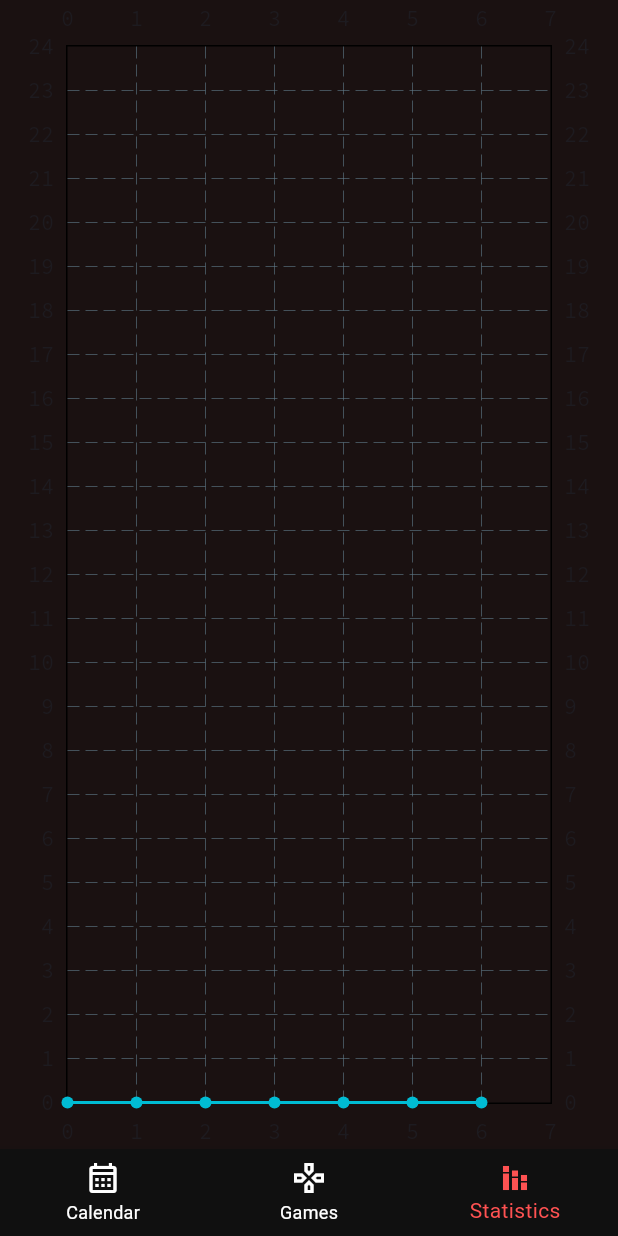
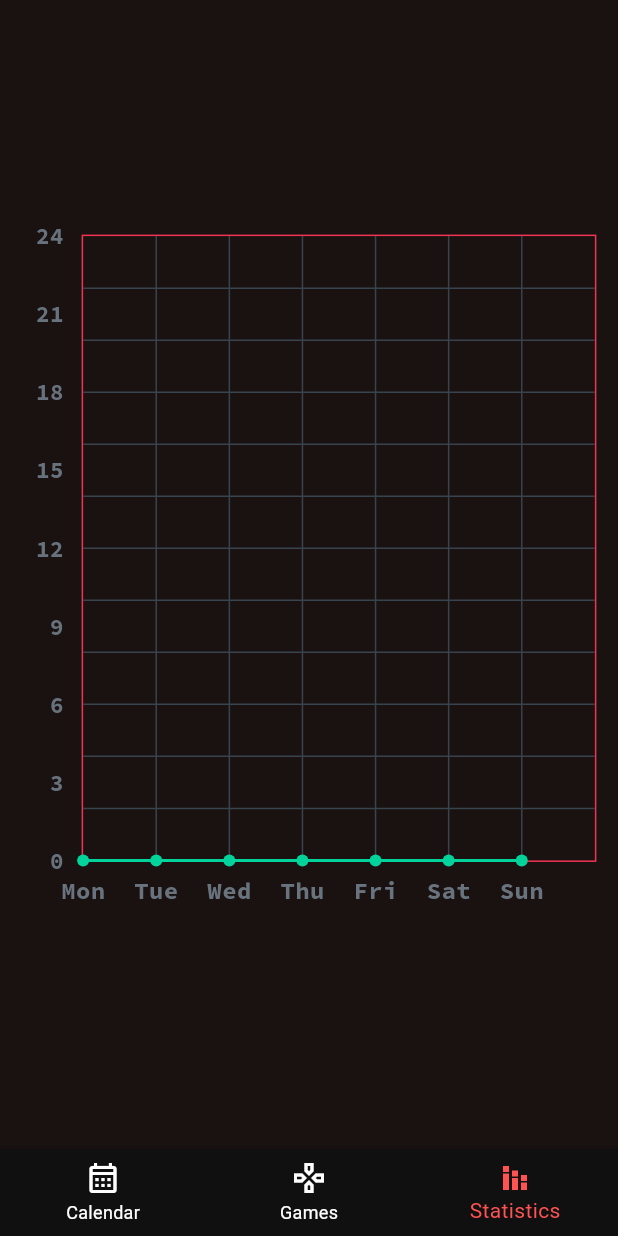
Before and after one commit to nikhil-RGB/gaming-tracker, a Flutter app: the screen it shows after launch, item 3 of the bottom bar chosen, on a phone screen of 412 x 824 dp. Run offline on Flutter 3.47's test engine with Material 3 defaults, Android fonts, the phone set to English and light mode, and no system bars; drawn by our look-alikes of fl_chart; our stand-ins replace calendar_date_picker2, fluttertoast, gap, google_fonts, image_picker, logger and 1 more.

Commit message:
✨ Improve graph functionality

```diff
--- a/lib/pages/StatisticsPage.dart
+++ b/lib/pages/StatisticsPage.dart
@@ -22,7 +22,10 @@ class _StatisticsPageState extends State<StatisticsPage> {
     }).toList();
     return Scaffold(
       body: Center(
-        child: LineChartWidget(game_name: "All Games", hours: hours),
+        child: SizedBox(
+            height: MediaQuery.of(context).size.height * 0.55,
+            width: MediaQuery.of(context).size.width * 0.93,
+            child: LineChartWidget(game_name: "All Games", hours: hours)),
       ),
     );
   }
--- a/lib/widgets/LineChartWidget.dart
+++ b/lib/widgets/LineChartWidget.dart
@@ -2,6 +2,12 @@
 
 import 'package:fl_chart/fl_chart.dart';
 import 'package:flutter/material.dart';
+import 'package:gaming_tracker/widgets/LineTitlesData.dart';
+
+final List<Color> gradientColors = [
+  const Color(0xff23b6e6),
+  const Color(0xff02d39a),
+];
 
 class LineChartWidget extends StatefulWidget {
   static final double MAX_X = 7;
@@ -23,15 +29,43 @@ class _LineChartWidgetState extends State<LineChartWidget> {
   Widget build(BuildContext context) {
     return LineChart(
       LineChartData(
+          titlesData: LineTitles.getTitleData(),
           minY: 0,
           minX: 0,
           maxX: LineChartWidget.MAX_X,
           maxY: LineChartWidget.MAX_Y,
+          gridData: FlGridData(
+            show: true,
+            getDrawingHorizontalLine: (value) {
+              return const FlLine(
+                color: const Color(0xff37434d),
+                strokeWidth: 1.0,
+              );
+            },
+            drawVerticalLine: true,
+            getDrawingVerticalLine: (value) {
+              return const FlLine(
+                color: const Color(0xff37434d),
+                strokeWidth: 1.0,
+              );
+            },
+          ),
+          borderData: FlBorderData(
+              show: true,
+              border: Border.all(
+                color: const Color(0xFFF23453),
+                width: 1,
+              )),
           lineBarsData: [
             LineChartBarData(
               spots: List.generate(LineChartWidget.MAX_X.toInt(),
                   (index) => FlSpot((index).toDouble(), widget.hours[index])),
-            )
+              color: gradientColors[1],
+              belowBarData: BarAreaData(
+                show: true,
+                color: gradientColors[1].withOpacity(0.3),
+              ),
+            ),
           ]),
     );
   }
--- /dev/null
+++ b/lib/widgets/LineTitlesData.dart
@@ -0,0 +1,126 @@
+import 'package:fl_chart/fl_chart.dart';
+import 'package:flutter/material.dart';
+
+class LineTitles {
+  static FlTitlesData getTitleData() => FlTitlesData(
+        bottomTitles: AxisTitles(
+          sideTitles: SideTitles(
+            showTitles: true,
+            reservedSize: 35,
+            getTitlesWidget: (value, meta) {
+              Widget text;
+              switch (value.toInt()) {
+                case 0:
+                  text = const Text(
+                    'Mon',
+                    style: TextStyle(
+                      color: Color(0xff68737d),
+                      fontWeight: FontWeight.bold,
+                      fontSize: 16,
+                    ),
+                  );
+                  break;
+                case 1:
+                  text = const Text(
+                    'Tue',
+                    style: TextStyle(
+                      color: Color(0xff68737d),
+                      fontWeight: FontWeight.bold,
+                      fontSize: 16,
+                    ),
+                  );
+                  break;
+                case 2:
+                  text = const Text(
+                    'Wed',
+                    style: TextStyle(
+                      color: Color(0xff68737d),
+                      fontWeight: FontWeight.bold,
+                      fontSize: 16,
+                    ),
+                  );
+                  break;
+                case 3:
+                  text = const Text(
+                    'Thu',
+                    style: TextStyle(
+                      color: Color(0xff68737d),
+                      fontWeight: FontWeight.bold,
+                      fontSize: 16,
+                    ),
+                  );
+                  break;
+                case 4:
+                  text = const Text(
+                    'Fri',
+                    style: TextStyle(
+                      color: Color(0xff68737d),
+                      fontWeight: FontWeight.bold,
+                      fontSize: 16,
+                    ),
+                  );
+                  break;
+                case 5:
+                  text = const Text(
+                    'Sat',
+                    style: TextStyle(
+                      color: Color(0xff68737d),
+                      fontWeight: FontWeight.bold,
+                      fontSize: 16,
+                    ),
+                  );
+                  break;
+                case 6:
+                  text = const Text(
+                    'Sun',
+                    style: TextStyle(
+                      color: Color(0xff68737d),
+                      fontWeight: FontWeight.bold,
+                      fontSize: 16,
+                    ),
+                  );
+                  break;
+
+                default:
+                  text = const Text('');
+                  break;
+              }
+              return SideTitleWidget(
+                axisSide: meta.axisSide,
+                space: 8,
+                child: text,
+              );
+            },
+          ),
+        ),
+        leftTitles: AxisTitles(
+          sideTitles: SideTitles(
+            showTitles: true,
+
+            reservedSize: 40, // Increased to provide space for labels
+            interval: 3,
+            getTitlesWidget: (value, meta) {
+              Widget text;
+
+              // Show titles at intervals of 6
+              text = Text(
+                '${value.toInt()}',
+                style: const TextStyle(
+                  color: Color(0xff67727d),
+                  fontWeight: FontWeight.bold,
+                  fontSize: 15,
+                ),
+              );
+
+              return SideTitleWidget(
+                axisSide: meta.axisSide,
+                space: 12,
+                child: text,
+              );
+            },
+          ),
+        ),
+        topTitles: AxisTitles(sideTitles: SideTitles(showTitles: false)),
+        rightTitles: AxisTitles(sideTitles: SideTitles(showTitles: false)),
+      );
+}
```
